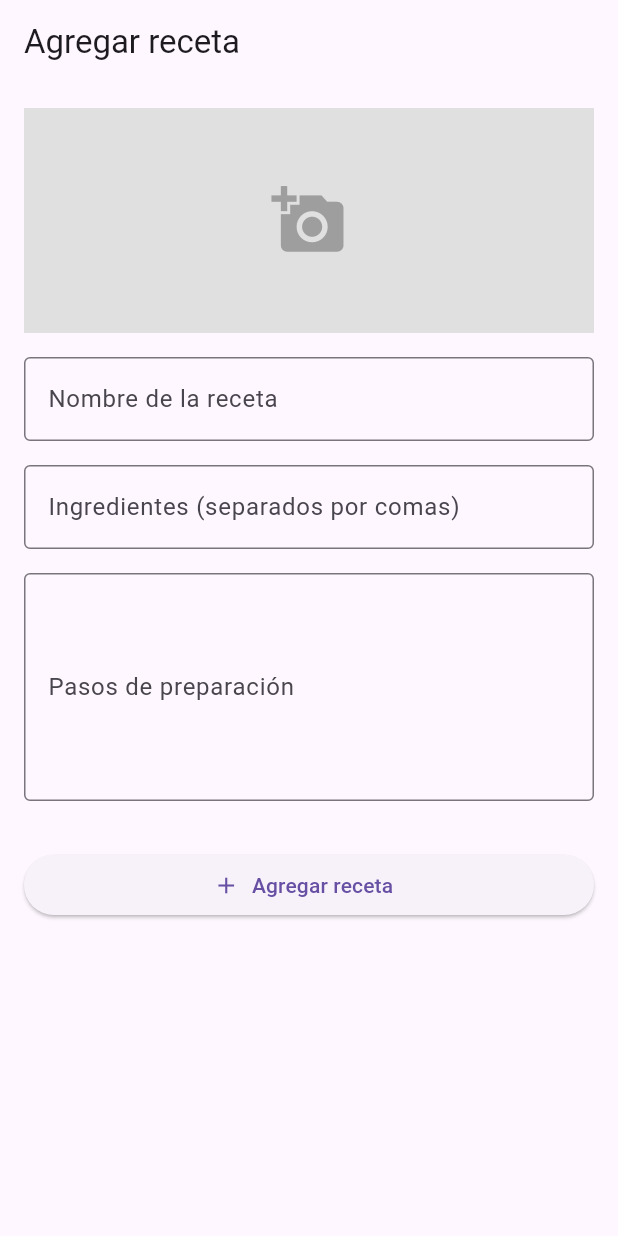
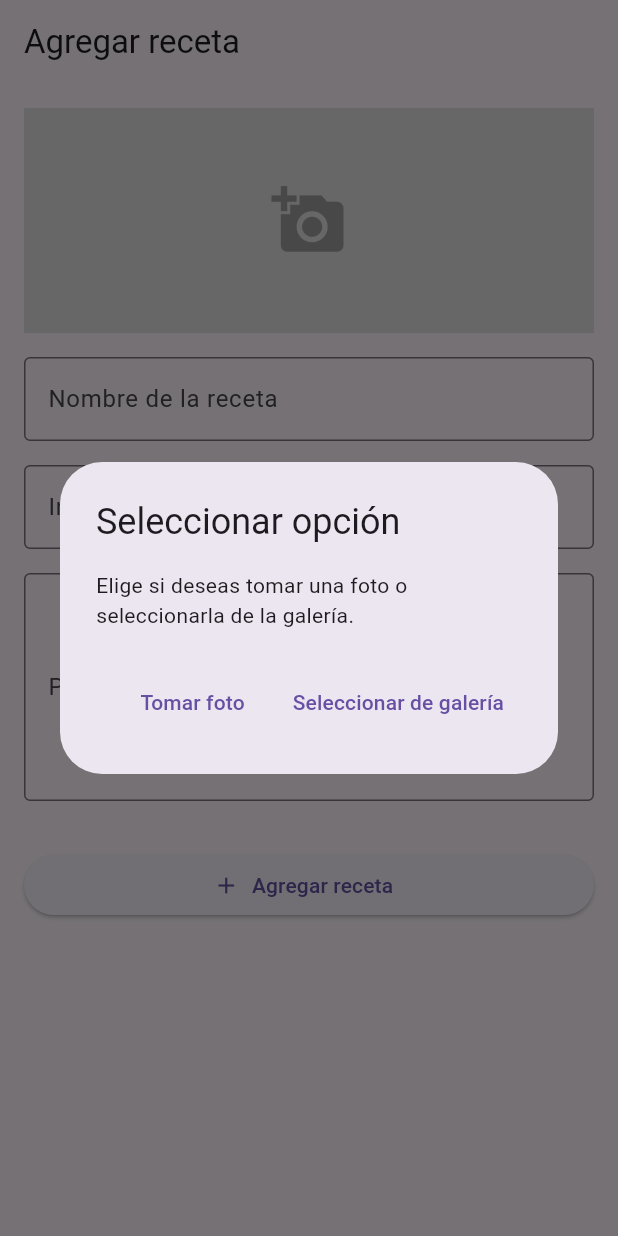
Before and after one commit to pilicorredor/Calorie_Count_Movile, a Flutter app: the AddRecipes screen opened directly, after a tap on the "add a photo" icon, on a phone screen of 412 x 824 dp. Run offline on Flutter 3.47's test engine with Material 3 defaults, Android fonts, the phone set to English and light mode, and no system bars; our stand-ins replace easy_date_timeline, fl_chart, flutter_riverpod, flutter_speed_dial, go_router, image_picker and 2 more; missing offline and left inert: flutter_material_color_picker; accounts and stored records are empty.

Commit message:
Modify _selectImage and _selectImageRecipe

```diff
--- a/lib/pages/add_recipes.dart
+++ b/lib/pages/add_recipes.dart
@@ -22,12 +22,38 @@ class _AddRecipes extends State<AddRecipes> {
 
 
   Future<void> _selectImageRecipe() async {
-    final XFile? pickedFile = await _picker.pickImage(
-      source: ImageSource.gallery, // Cambia a ImageSource.camera para abrir la cámara
+    // Mostrar diálogo de selección
+    showDialog(
+      context: context,
+      builder: (BuildContext context) {
+        return AlertDialog(
+          title: const Text('Seleccionar opción'),
+          content: const Text('Elige si deseas tomar una foto o seleccionarla de la galería.'),
+          actions: <Widget>[
+            TextButton(
+              onPressed: () async {
+                Navigator.of(context).pop(); // Cerrar el diálogo
+                final XFile? pickedFile = await _picker.pickImage(source: ImageSource.camera);
+                setState(() {
+                  _selectedImage = pickedFile;
+                });
+              },
+              child: const Text('Tomar foto'),
+            ),
+            TextButton(
+              onPressed: () async {
+                Navigator.of(context).pop(); // Cerrar el diálogo
+                final XFile? pickedFile = await _picker.pickImage(source: ImageSource.gallery);
+                setState(() {
+                  _selectedImage = pickedFile;
+                });
+              },
+              child: const Text('Seleccionar de galería'),
+            ),
+          ],
+        );
+      },
     );
-    setState(() {
-      _selectedImage = pickedFile;
-    });
   }
 
   @override
```
Also changed, not shown: lib/pages/add_food.dart (+31 -5 lines), lib/pages/favorites_page.dart (+3 -4 lines).
